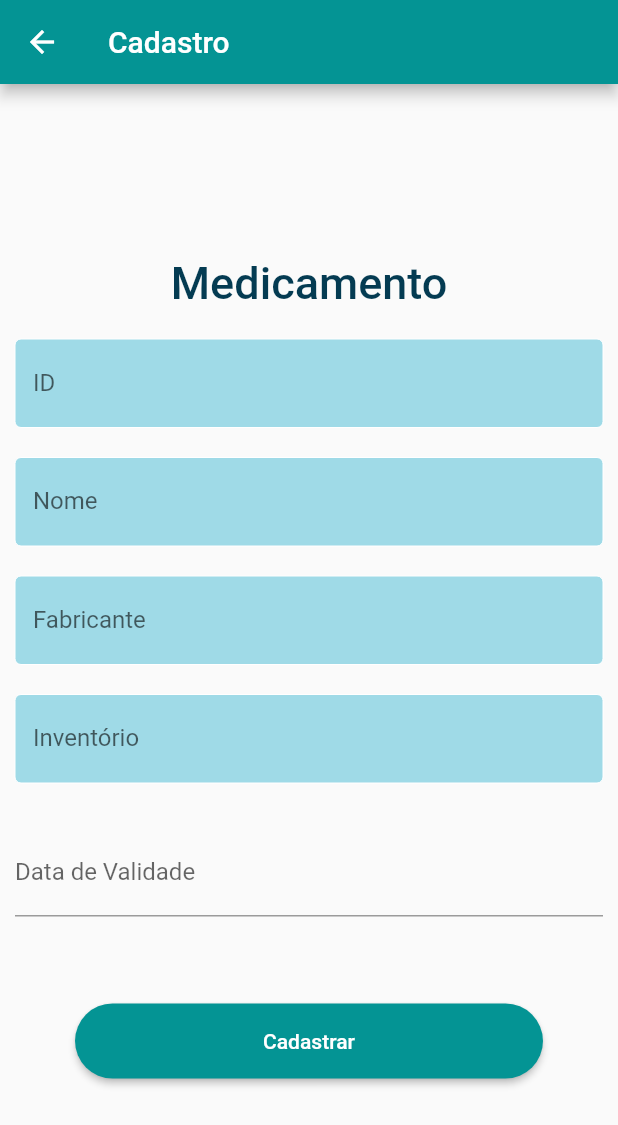
After one commit to jeronimoluiz/health-system-qrcode, a Flutter app: the HomeRoute screen opened directly, after a tap on "Cadastrar Medicamento", on a phone screen of 412 x 824 dp. The commit adds this screen. Shown: the top 1125 px of the screen. Run offline on Flutter 3.47's test engine with Material 2 defaults, Android fonts, the light colour scheme and no system bars; drawn by our look-alikes of date_time_picker; our stand-ins replace camera; missing offline and left inert: dart:ffi, flutter_barcode_scanner, mobile_scanner.

Commit message:
Cadastro de medicamento

```diff
--- a/Frontend/flutter_tcc/healthcare_system_qrcode/lib/main.dart
+++ b/Frontend/flutter_tcc/healthcare_system_qrcode/lib/main.dart
@@ -10,6 +10,7 @@ import 'views/home.view.dart';
 import 'qrcode.dart' as scanner;
 import 'package:healthcare_system_qrcode/globals.dart' as globals;
 import 'package:healthcare_system_qrcode/views/emergencyInfo.view.dart';
+import 'package:healthcare_system_qrcode/views/medicineRegister.view.dart';
 
 void main() {
   runApp(const MyApp());
--- a/Frontend/flutter_tcc/healthcare_system_qrcode/lib/views/home.view.dart
+++ b/Frontend/flutter_tcc/healthcare_system_qrcode/lib/views/home.view.dart
@@ -3,12 +3,12 @@ import 'package:flutter/material.dart';
 import 'emercengyInfoRegister.view.dart';
 import 'package:healthcare_system_qrcode/controller/emercgencyIngoRegisterController.dart';
 import 'qrExibition.view.dart';
+import 'package:healthcare_system_qrcode/views/medicineRegister.view.dart';
 
 class HomeRoute extends StatelessWidget {
 const HomeRoute({Key? key}) : super(key: key);
 
   _onClickEmergencyInfoRegister(BuildContext context) {
-
     load().then((value) {
       if (value == true) {
         Navigator.push(
@@ -66,6 +66,13 @@ const HomeRoute({Key? key}) : super(key: key);
     });
   }
 
+  _onClickRegisterMedicine(BuildContext context) {
+    Navigator.push(
+    context,
+    MaterialPageRoute(builder: (context) => MedicineRegisterRoute()),
+    );
+  }
+
   @override
   Widget build(BuildContext context) {
     return Scaffold(
@@ -96,6 +103,17 @@ const HomeRoute({Key? key}) : super(key: key);
                   },
                 )
             ),
+             SizedBox(height: 20),
+            Container(
+                height: 50,
+                padding: const EdgeInsets.fromLTRB(50, 0, 50, 0),
+                child: ElevatedButton(
+                  child: const Text('Cadastrar Medicamento'),
+                  onPressed: () {
+                    _onClickRegisterMedicine(context);
+                  },
+                )
+            ),
              TextButton(
               onPressed: () {
                 //forgot password screen
--- /dev/null
+++ b/Frontend/flutter_tcc/healthcare_system_qrcode/lib/views/medicineRegister.view.dart
@@ -0,0 +1,267 @@
+import 'package:flutter/material.dart';
+import 'package:healthcare_system_qrcode/controller/medicineRegister.controller.dart';
+import 'package:healthcare_system_qrcode/main.dart';
+import 'package:date_time_picker/date_time_picker.dart';
+import 'dart:developer';
+
+class MedicineRegisterRoute extends StatefulWidget {
+  const MedicineRegisterRoute({Key? key}) : super(key: key);
+
+  @override
+  _MedicineRegisterRoute createState() => _MedicineRegisterRoute();
+}
+
+class _MedicineRegisterRoute extends State<MedicineRegisterRoute> {
+  TextEditingController medicineID = TextEditingController();
+  TextEditingController medicineName = TextEditingController();
+  TextEditingController manufacturer = TextEditingController();
+  TextEditingController inventory = TextEditingController();
+
+  String expiration = "";
+  late int inventoryValue;
+
+   registerAccepted() {
+    showDialog(
+      context: context,
+      builder: (context) {
+        return AlertDialog(
+            title: const Text("Tudo certo!"),
+            content: const Text("Medicamento cadastrado com sucesso!"),
+            actions: <Widget>[
+              TextButton(
+                  child: const Text("OK"),
+                  onPressed: () {
+                    Navigator.pop(context);
+                  })
+            ]);
+      },
+    );
+  }
+
+   registerDenied() {
+    showDialog(
+      context: context,
+      builder: (context) {
+        return AlertDialog(
+            title: const Text("Erro"),
+            content: const Text("Não foi possível cadastrar o medicamento! Entre em contato com o suporte"),
+            actions: <Widget>[
+              TextButton(
+                  child: const Text("OK"),
+                  onPressed: () {
+                     Navigator.pop(context);
+                  })
+            ]);
+      },
+    );
+  }
+
+  runMyRegister() {
+    register(medicineID.text, medicineName.text,manufacturer.text,expiration,inventory.text).then((value) {
+      if (value == true) {
+        registerAccepted();
+      } else {
+        registerDenied();
+      }
+    }, onError: (error) {
+      return (error);
+    });
+  }
+
+  _onClickRegister(BuildContext context) {
+    if (medicineID.text.isEmpty || medicineName.text.isEmpty || manufacturer.text.isEmpty || inventory.text.isEmpty || expiration.isEmpty) {
+      showDialog(
+        context: context,
+        builder: (context) {
+          return AlertDialog(
+              title: const Text("Erro"),
+              content: const Text("Todos os campos devem ser preenchidos!"),
+              actions: <Widget>[
+                TextButton(
+                    child: const Text("OK"),
+                    onPressed: () {
+                      Navigator.pop(context);
+                    })
+              ]);
+        },
+      );
+    }else {
+        try{
+          inventoryValue = int.parse(inventory.text);
+        } on Exception catch (_) {
+          showDialog(
+            context: context,
+            builder: (context) {
+              return AlertDialog(
+                  title: const Text("Erro"),
+                  content: const Text("Inventório deve ser um valor inteiro"),
+                  actions: <Widget>[
+                    TextButton(
+                        child: const Text("OK"),
+                        onPressed: () {
+                          Navigator.pop(context);
+                        })
+                  ]);
+            },
+          );
+          return;
+        }
+        runMyRegister();
+    }
+  }
+
+  @override
+  Widget build(BuildContext context) {
+    return Scaffold(
+      appBar: AppBar(
+        title: const Text('Cadastro'),
+      ),
+      body: Center(
+        child: SingleChildScrollView(
+          child: Column(
+            mainAxisAlignment: MainAxisAlignment.center,
+            children: <Widget>[
+              Container(
+                  alignment: Alignment.center,
+                  padding: const EdgeInsets.all(10),
+                  child: const Text(
+                    'Medicamento',
+                    style: TextStyle(
+                        color: Color.fromARGB(255, 4, 59, 82),
+                        fontWeight: FontWeight.w500,
+                        fontSize: 30),
+                  )),
+              Container(
+                padding: const EdgeInsets.all(10),
+                child: TextField(
+                  autofocus: false,
+                  controller: medicineID,
+                  decoration: const InputDecoration(
+                    fillColor: Color.fromARGB(255, 159, 218, 231),
+                    filled: true,
+                    border: OutlineInputBorder(),
+                    labelText: 'ID',
+                    hintText: 'Entre com o ID do medicamento',
+                    enabledBorder: OutlineInputBorder(
+                      borderSide: BorderSide(
+                          width: 0, color: Color.fromARGB(255, 255, 255, 255)),
+                    ),
+                    focusedBorder: OutlineInputBorder(
+                      borderSide: BorderSide(
+                          width: 2, color: Color.fromARGB(255, 0, 184, 153)),
+                    ),
+                  ),
+                ),
+              ),
+              Container(
+                padding: const EdgeInsets.all(10),
+                child: TextField(
+                  autofocus: false,
+                  controller: medicineName,
+                  decoration: const InputDecoration(
+                    fillColor: Color.fromARGB(255, 159, 218, 231),
+                    filled: true,
+                    border: OutlineInputBorder(),
+                    labelText: 'Nome',
+                    hintText: 'Entre com o nome do medicamento',
+                    enabledBorder: OutlineInputBorder(
+                      borderSide: BorderSide(
+                          width: 0, color: Color.fromARGB(255, 255, 255, 255)),
+                    ),
+                    focusedBorder: OutlineInputBorder(
+                      borderSide: BorderSide(
+                          width: 2, color: Color.fromARGB(255, 0, 184, 153)),
+                    ),
+                  ),
+                ),
+              ),
+              Container(
+                padding: const EdgeInsets.all(10),
+                child: TextField(
+                  autofocus: false,
+                  controller: manufacturer,
+                  decoration: const InputDecoration(
+                    fillColor: Color.fromARGB(255, 159, 218, 231),
+                    filled: true,
+                    border: OutlineInputBorder(),
+                    labelText: 'Fabricante',
+                    hintText: 'Entre com o fabricante do medicamento',
+                    enabledBorder: OutlineInputBorder(
+                      borderSide: BorderSide(
+                          width: 0, color: Color.fromARGB(255, 255, 255, 255)),
+                    ),
+                    focusedBorder: OutlineInputBorder(
+                      borderSide: BorderSide(
+                          width: 2, color: Color.fromARGB(255, 0, 184, 153)),
+                    ),
+                  ),
+                ),
+              ),
+              Container(
+                padding: const EdgeInsets.all(10),
+                child: TextField(
+                  autofocus: false,
+                  controller: inventory,
+                  decoration: const InputDecoration(
+                    fillColor: Color.fromARGB(255, 159, 218, 231),
+                    filled: true,
+                    border: OutlineInputBorder(),
+                    labelText: 'Inventório',
+                    hintText: 'Entre com o inventório do medicamento',
+                    enabledBorder: OutlineInputBorder(
+                      borderSide: BorderSide(
+                          width: 0, color: Color.fromARGB(255, 255, 255, 255)),
+                    ),
+                    focusedBorder: OutlineInputBorder(
+                      borderSide: BorderSide(
+                          width: 2, color: Color.fromARGB(255, 0, 184, 153)),
+                    ),
+                  ),
+                ),
+              ),
+              SizedBox(height: 10),
+              Container(
+                padding: const EdgeInsets.all(10),
+                child: DateTimePicker(
+                    initialValue: '',
+                    firstDate: DateTime(2000),
+                    lastDate: DateTime(2100),
+                    dateLabelText: 'Data de Validade',
+                    onChanged: (val) => expiration = val,
+                    validator: (val) {
+                      expiration = val!;
+                      return null;
+                    },
+                    onSaved: (val) => expiration = val!,
+                  )
+              ),
+              TextButton(
+                onPressed: () {
+                  //forgot password screen
+                },
+                child: const Text(
+                  '',
+                ),
+              ),
+              Container(
+                  height: 50,
+                  width: 500,
+                  padding: const EdgeInsets.fromLTRB(50, 0, 50, 0),
+                  child: ElevatedButton(
+                    style: ButtonStyle(
+                        shape: MaterialStateProperty.all<RoundedRectangleBorder>(
+                            RoundedRectangleBorder(
+                      borderRadius: BorderRadius.circular(25.0),
+                    ))),
+                    child: const Text('Cadastrar'),
+                    onPressed: () {
+                      _onClickRegister(context);
+                    },
+                  )),
+            ],
+          ),
+        ),
+      ),
+    );
+  }
+}
--- a/Frontend/flutter_tcc/healthcare_system_qrcode/pubspec.yaml
+++ b/Frontend/flutter_tcc/healthcare_system_qrcode/pubspec.yaml
@@ -36,6 +36,7 @@ dependencies:
   cupertino_icons: ^1.0.2
   http: ^0.13.4
   mobile_scanner: ^1.0.0
+  date_time_picker: ^2.1.0
 
 dev_dependencies:
   flutter_test:
```
Also changed, not shown: Frontend/flutter_tcc/healthcare_system_qrcode/lib/controller/medicineRegister.controller.dart (added, +13 -0 lines), Frontend/flutter_tcc/healthcare_system_qrcode/pubspec.lock.
